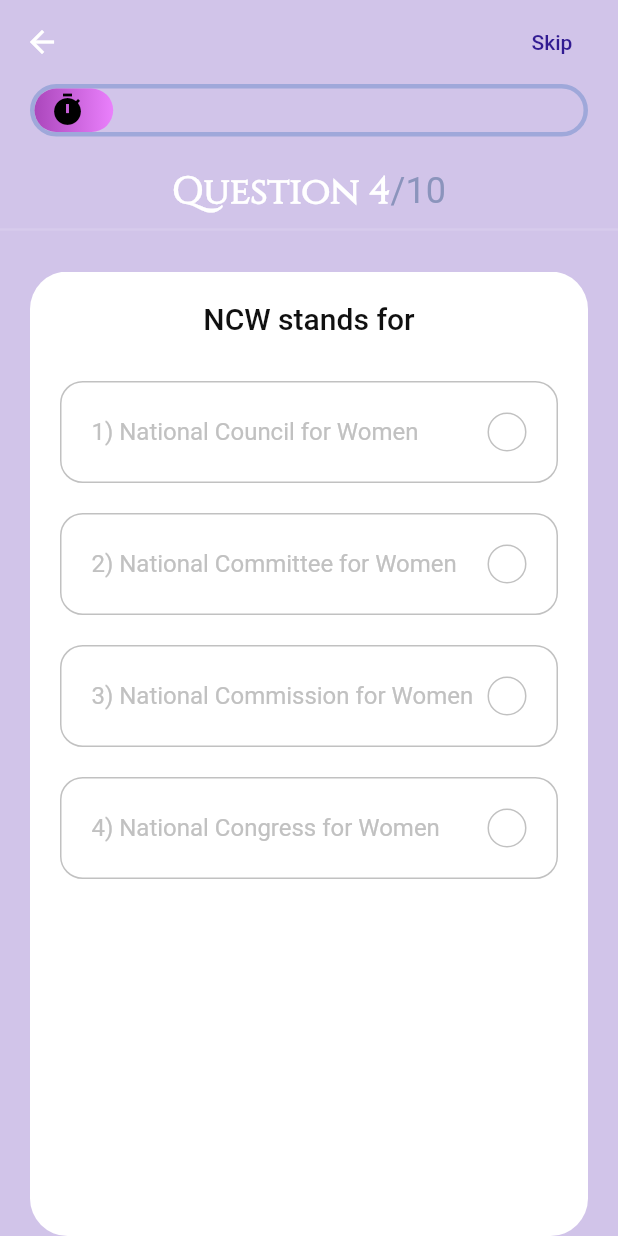
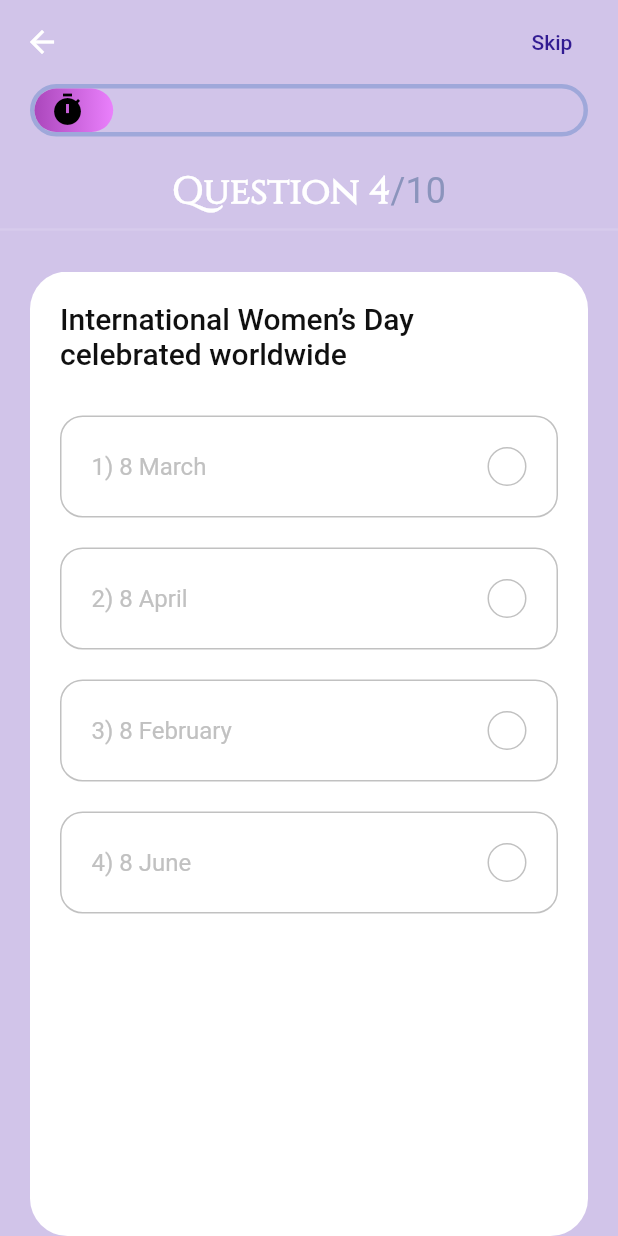
Before and after one commit to mrcodefrost/A7_Elementalists, a Flutter app: the QuizScreen screen opened directly, swiped to page 4, on a phone screen of 412 x 824 dp. Run offline on Flutter 3.47's test engine with Material 2 defaults, Android fonts, the phone set to English and light mode, and no system bars; our stand-ins replace get.

Commit message:
Question bank update

```diff
--- a/lib/qBank/Questions.dart
+++ b/lib/qBank/Questions.dart
@@ -34,14 +34,9 @@
   },
   {
     "id": 4,
-    "question": "NCW stands for",
-    "options": [
-      'National Council for Women',
-      'National Committee for Women',
-      'National Commission for Women',
-      'National Congress for Women'
-    ],
-    "answer_index": 2,
+    "question": "International Women’s Day celebrated worldwide",
+    "options": ['8 March', '8 April', '8 February', '8 June'],
+    "answer_index": 0,
   },
   {
     "id": 5,
@@ -95,7 +90,7 @@
       '1800-102-7222',
       '1800-102-7002',
       '1800-102-7001',
-      'D.	1800-102-7000'
+      '1800-102-7000'
     ],
     "answer_index": 0,
   },
--- a/lib/screens/welcome.dart
+++ b/lib/screens/welcome.dart
@@ -70,7 +70,7 @@
                       'Handcrafted for a better tomorrow',
                       style: TextStyle(
                         fontFamily: 'Cinzel',
-                        fontSize: 16.0,
+                        fontSize: 14.0,
                         fontWeight: FontWeight.w900,
                         color: Colors.teal.shade700,
                       ),
```
